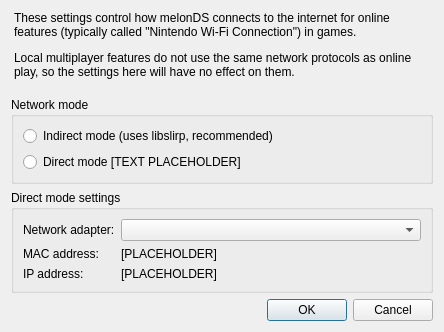
Old version of the form src/frontend/qt_sdl/WifiSettingsDialog.ui in the repository vitor251093/KHMelonMix.
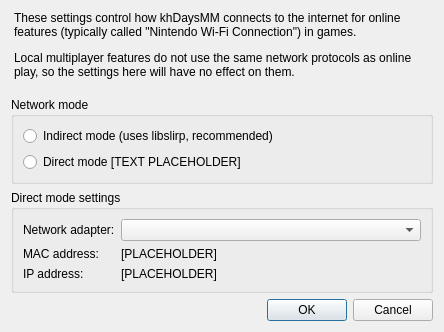
New version of the form.

Diff of the .ui file:
```diff
--- a/src/frontend/qt_sdl/WifiSettingsDialog.ui
+++ b/src/frontend/qt_sdl/WifiSettingsDialog.ui
@@ -31,7 +31,7 @@
 }</string>
      </property>
      <property name="text">
-      <string>&lt;html&gt;&lt;head/&gt;&lt;body&gt;&lt;p&gt;These settings control how melonDS connects to the internet for online features (typically called &amp;quot;Nintendo Wi-Fi Connection&amp;quot;) in games. &lt;/p&gt;&lt;p&gt;Local multiplayer features do not use the same network protocols as online play, so the settings here will have no effect on them.&lt;/p&gt;&lt;/body&gt;&lt;/html&gt;</string>
+      <string>&lt;html&gt;&lt;head/&gt;&lt;body&gt;&lt;p&gt;These settings control how khDaysMM connects to the internet for online features (typically called &amp;quot;Nintendo Wi-Fi Connection&amp;quot;) in games. &lt;/p&gt;&lt;p&gt;Local multiplayer features do not use the same network protocols as online play, so the settings here will have no effect on them.&lt;/p&gt;&lt;/body&gt;&lt;/html&gt;</string>
      </property>
      <property name="wordWrap">
       <bool>true</bool>
```
Left out of the diff: 2 changed lines with no effect on the pictures.
